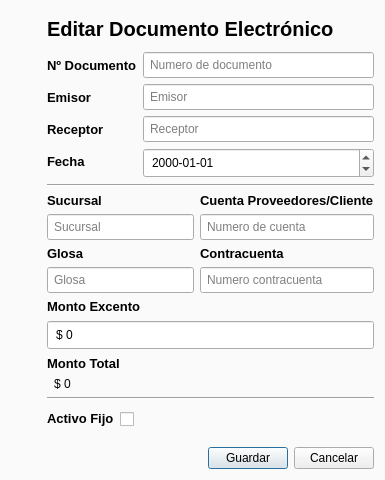
Qt form GUI/editarDocumentoDialog.ui (firenessmax/bte001) before a commit.
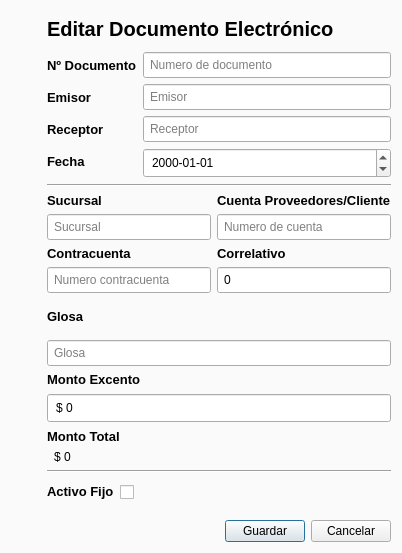
The same form after that commit. Icons and pictures are not drawn.

Commit message: Correlativo y activacion

```diff
--- a/GUI/editarDocumentoDialog.ui
+++ b/GUI/editarDocumentoDialog.ui
@@ -9,8 +9,8 @@
    <rect>
     <x>0</x>
     <y>0</y>
-    <width>385</width>
-    <height>480</height>
+    <width>402</width>
+    <height>553</height>
    </rect>
   </property>
   <property name="sizePolicy">
@@ -314,21 +314,6 @@
            </property>
           </widget>
          </item>
-         <item row="2" column="0">
-          <widget class="QLabel" name="glosaLabel">
-           <property name="font">
-            <font>
-             <family>Segoe UI</family>
-             <pointsize>10</pointsize>
-             <weight>75</weight>
-             <bold>true</bold>
-            </font>
-           </property>
-           <property name="text">
-            <string>Glosa</string>
-           </property>
-          </widget>
-         </item>
          <item row="1" column="0" colspan="2">
           <widget class="QLineEdit" name="sucursalLineEdit">
            <property name="font">
@@ -342,8 +327,23 @@
            </property>
           </widget>
          </item>
+         <item row="2" column="0">
+          <widget class="QLabel" name="contracuentaLabel">
+           <property name="font">
+            <font>
+             <family>Segoe UI</family>
+             <pointsize>10</pointsize>
+             <weight>75</weight>
+             <bold>true</bold>
+            </font>
+           </property>
+           <property name="text">
+            <string>Contracuenta</string>
+           </property>
+          </widget>
+         </item>
          <item row="3" column="0" colspan="2">
-          <widget class="QLineEdit" name="glosaLineEdit">
+          <widget class="QLineEdit" name="contracuentaLineEdit">
            <property name="font">
             <font>
              <family>Segoe UI</family>
@@ -354,7 +354,7 @@
             <string>esto es la glosa</string>
            </property>
            <property name="placeholderText">
-            <string>Glosa</string>
+            <string>Numero contracuenta</string>
            </property>
           </widget>
          </item>
@@ -394,7 +394,7 @@
           </widget>
          </item>
          <item row="2" column="0">
-          <widget class="QLabel" name="contracuentaLabel">
+          <widget class="QLabel" name="correlativoLabel">
            <property name="font">
             <font>
              <family>Segoe UI</family>
@@ -404,20 +404,23 @@
             </font>
            </property>
            <property name="text">
-            <string>Contracuenta</string>
+            <string>Correlativo</string>
            </property>
           </widget>
          </item>
          <item row="3" column="0" colspan="2">
-          <widget class="QLineEdit" name="contracuentaLineEdit">
+          <widget class="QLineEdit" name="correlativoLineEdit">
            <property name="font">
             <font>
              <family>Segoe UI</family>
              <pointsize>9</pointsize>
             </font>
            </property>
+           <property name="text">
+            <string>0</string>
+           </property>
            <property name="placeholderText">
-            <string>Numero contracuenta</string>
+            <string>Correlativo</string>
            </property>
           </widget>
          </item>
@@ -425,6 +428,37 @@
        </item>
       </layout>
      </item>
+     <item>
+      <widget class="QLabel" name="glosaLabel">
+       <property name="font">
+        <font>
+         <family>Segoe UI</family>
+         <pointsize>10</pointsize>
+         <weight>75</weight>
+         <bold>true</bold>
+        </font>
+       </property>
+       <property name="text">
+        <string>Glosa</string>
+       </property>
+      </widget>
+     </item>
+     <item>
+      <widget class="QLineEdit" name="glosaLineEdit">
+       <property name="font">
+        <font>
+         <family>Segoe UI</family>
+         <pointsize>9</pointsize>
+        </font>
+       </property>
+       <property name="toolTip">
+        <string>esto es la glosa</string>
+       </property>
+       <property name="placeholderText">
+        <string>Glosa</string>
+       </property>
+      </widget>
+     </item>
      <item>
       <layout class="QFormLayout" name="formLayout_6">
        <property name="fieldGrowthPolicy">
```
Left out of the diff: 5 changed lines with no effect on the pictures. The commit also changes 11 other files.
